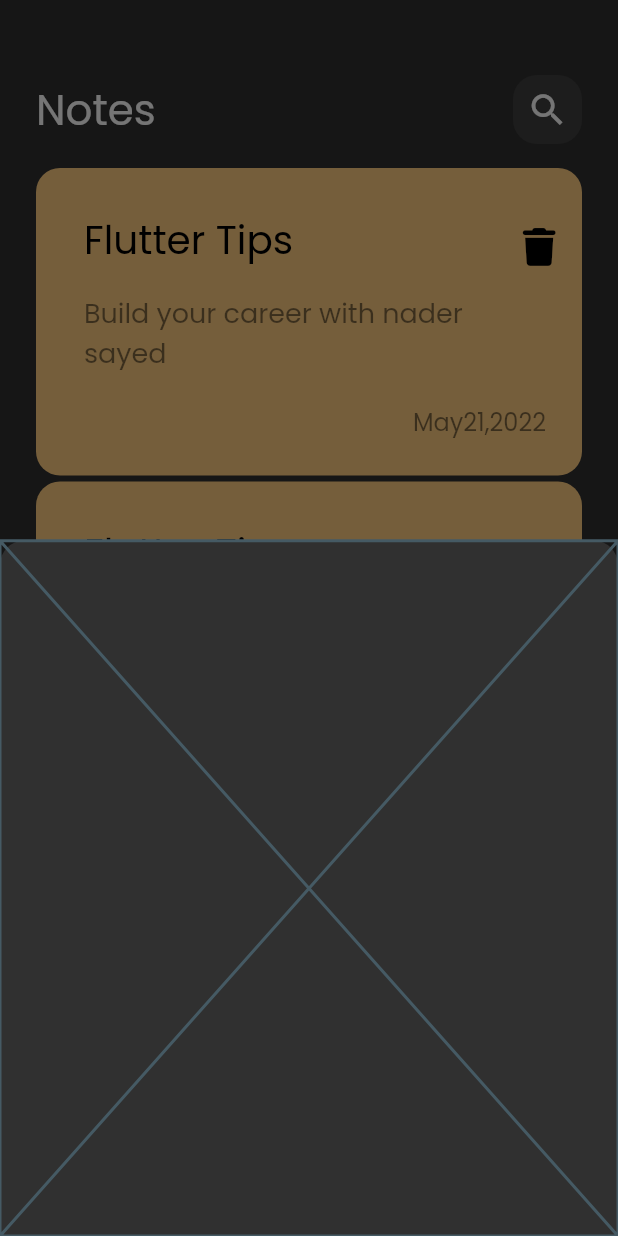
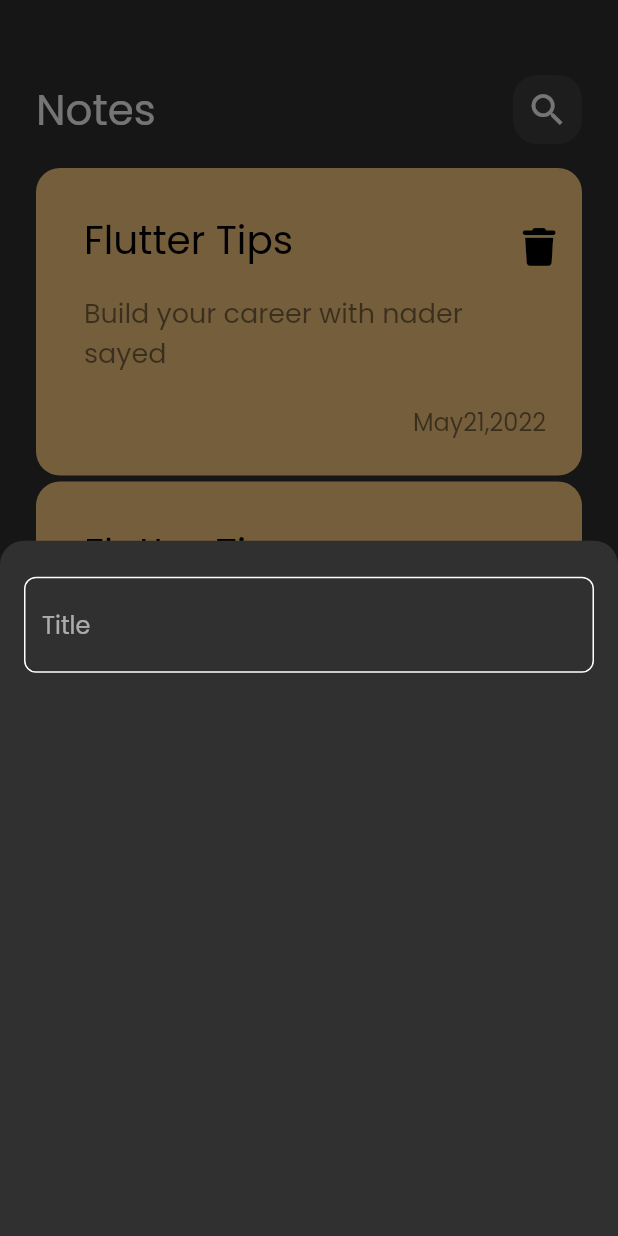
Before and after one commit to Nadersaye/notes_app, a Flutter app: the screen it shows after launch, after a tap on the "add" icon, on a phone screen of 412 x 824 dp. Run offline on Flutter 3.47's test engine with Material 2 defaults, Android fonts, the phone set to English and light mode, and no system bars; our stand-ins replace font_awesome_flutter.

Commit message:
create custom note textformfield border

```diff
--- a/lib/features/notes feature/presentation/views/widgets/add_note_bottomsheet.dart
+++ b/lib/features/notes feature/presentation/views/widgets/add_note_bottomsheet.dart
@@ -1,10 +1,24 @@
 import 'package:flutter/material.dart';
+
+import 'custom_note_textformfield.dart';
 
 class AddNoteBottomSheet extends StatelessWidget {
   const AddNoteBottomSheet({super.key});
 
   @override
   Widget build(BuildContext context) {
-    return const Placeholder();
+    return const Padding(
+      padding: EdgeInsets.symmetric(horizontal: 16),
+      child: Column(
+        children: [
+          SizedBox(
+            height: 24,
+          ),
+          CustomNoteTextFormfield(
+            hint: 'Title',
+          )
+        ],
+      ),
+    );
   }
 }
--- /dev/null
+++ b/lib/features/notes feature/presentation/views/widgets/custom_note_textformfield.dart
@@ -0,0 +1,23 @@
+import 'package:flutter/material.dart';
+
+class CustomNoteTextFormfield extends StatelessWidget {
+  const CustomNoteTextFormfield({super.key, required this.hint});
+  final String hint;
+  @override
+  Widget build(BuildContext context) {
+    return TextFormField(
+      cursorColor: const Color(0xff62fcd7),
+      decoration: InputDecoration(
+          hintText: hint,
+          focusedBorder:
+              customTextformfieldBorder(borderColor: const Color(0xff62fcd7)),
+          enabledBorder: customTextformfieldBorder(borderColor: null)),
+    );
+  }
+
+  OutlineInputBorder customTextformfieldBorder(
+          {@required Color? borderColor}) =>
+      OutlineInputBorder(
+          borderRadius: BorderRadius.circular(8),
+          borderSide: BorderSide(color: borderColor ?? Colors.white));
+}
```
